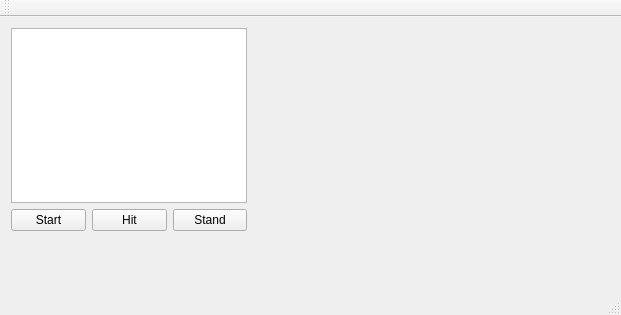
Qt form mainwindow.ui (bfernandez2793/blackjackproject) before a commit.
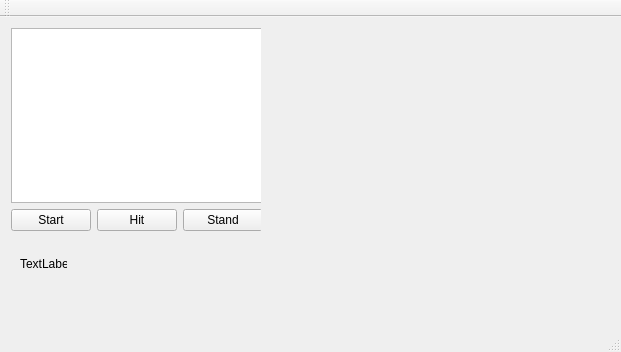
The same form after that commit.

```diff
--- a/mainwindow.ui
+++ b/mainwindow.ui
@@ -7,23 +7,36 @@
     <x>0</x>
     <y>0</y>
     <width>621</width>
-    <height>315</height>
+    <height>352</height>
    </rect>
   </property>
   <property name="windowTitle">
    <string>MainWindow</string>
   </property>
   <widget class="QWidget" name="centralWidget">
+   <widget class="QLabel" name="textlabel">
+    <property name="geometry">
+     <rect>
+      <x>20</x>
+      <y>240</y>
+      <width>47</width>
+      <height>13</height>
+     </rect>
+    </property>
+    <property name="text">
+     <string>TextLabel</string>
+    </property>
+   </widget>
    <widget class="QWidget" name="">
     <property name="geometry">
      <rect>
       <x>0</x>
       <y>0</y>
-      <width>258</width>
+      <width>261</width>
       <height>225</height>
      </rect>
     </property>
-    <layout class="QGridLayout" name="gridLayout_2">
+    <layout class="QFormLayout" name="formLayout">
      <item row="0" column="0">
       <widget class="QTextBrowser" name="textBrowser"/>
      </item>
```
Left out of the diff: 19 changed lines with no effect on the pictures.
